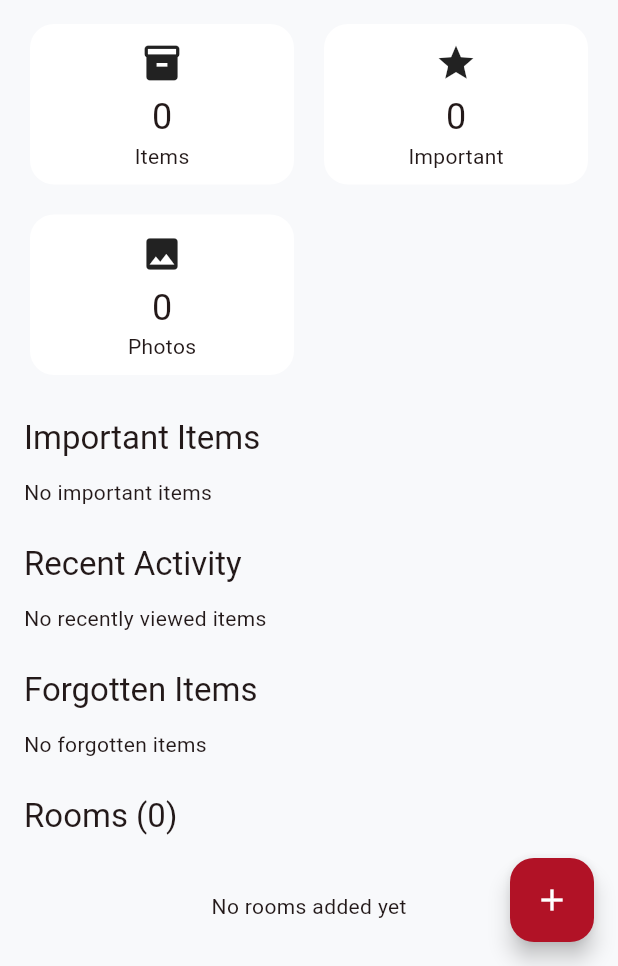
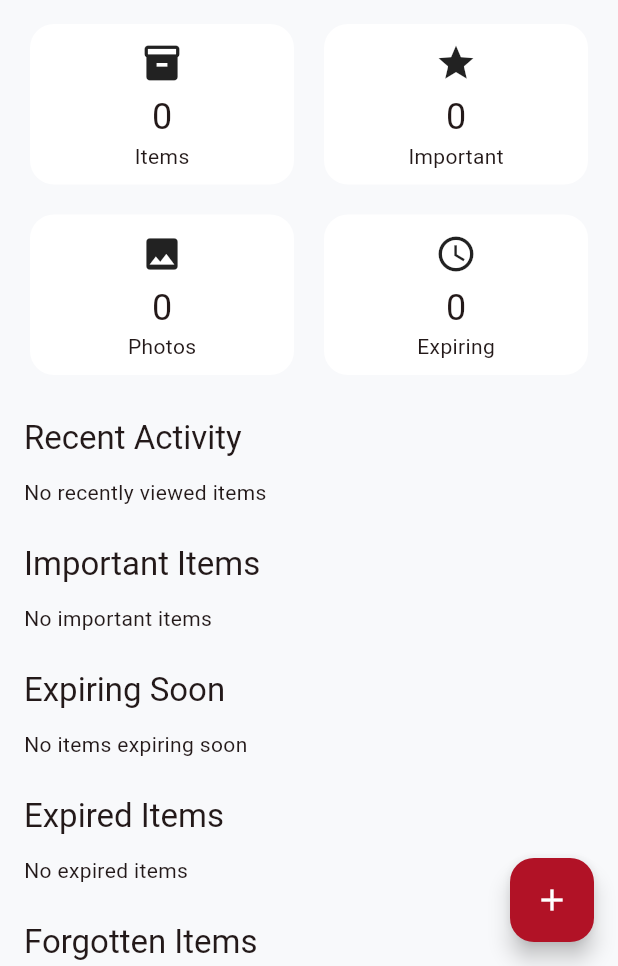
Before and after one commit to RiyoNest/find_my_stuff, a Flutter app: the screen it shows after launch, on a phone screen of 412 x 824 dp, the part 270-1236 px from its top. Run offline on Flutter 3.47's test engine with Material 3 defaults, Android fonts, the phone set to English and light mode, and no system bars; our stand-ins replace flutter_riverpod, go_router, image_picker, objectbox; generated files the repository leaves out were written again.

Commit message:
FEAT: Dashboard data

```diff
--- a/lib/features/home/presentation/pages/home_page.dart
+++ b/lib/features/home/presentation/pages/home_page.dart
@@ -66,6 +66,10 @@ class _HomePageState extends ConsumerState<HomePage> {
 
     final statsAsync = ref.watch(dashboardStatsProvider);
 
+    final expiringAsync = ref.watch(expiringItemsProvider);
+
+    final expiredAsync = ref.watch(expiredItemsProvider);
+
     return Scaffold(
       appBar: AppBar(title: Text(currentPlace.name)),
       floatingActionButton: FloatingActionButton(
@@ -123,43 +127,13 @@ class _HomePageState extends ConsumerState<HomePage> {
                       value: stats['photos'].toString(),
                       icon: Icons.photo,
                     ),
+
+                    DashboardStatCard(
+                      title: 'Expiring',
+                      value: expiringAsync.value?.length.toString() ?? '0',
+                      icon: Icons.schedule,
+                    ),
                   ],
-                );
-              },
-            ),
-
-            const SizedBox(height: 24),
-
-            Text(
-              'Important Items',
-              style: Theme.of(context).textTheme.titleLarge,
-            ),
-
-            const SizedBox(height: 12),
-
-            importantAsync.when(
-              loading: () =>
-              const CircularProgressIndicator(),
-
-              error: (_, __) =>
-              const SizedBox(),
-
-              data: (items) {
-                if (items.isEmpty) {
-                  return const Text(
-                    'No important items',
-                  );
-                }
-
-                return Column(
-                  children: items
-                      .take(5)
-                      .map(
-                        (e) => ItemActivityTile(
-                      item: e,
-                    ),
-                  )
-                      .toList(),
                 );
               },
             ),
@@ -187,6 +161,122 @@ class _HomePageState extends ConsumerState<HomePage> {
                   children: items
                       .take(5)
                       .map((e) => ItemActivityTile(item: e))
+                      .toList(),
+                );
+              },
+            ),
+
+            const SizedBox(height: 24),
+
+            Text(
+              'Important Items',
+              style: Theme.of(context).textTheme.titleLarge,
+            ),
+
+            const SizedBox(height: 12),
+
+            importantAsync.when(
+              loading: () => const CircularProgressIndicator(),
+
+              error: (_, __) => const SizedBox(),
+
+              data: (items) {
+                if (items.isEmpty) {
+                  return const Text('No important items');
+                }
+
+                return Column(
+                  children: items
+                      .take(5)
+                      .map((e) => ItemActivityTile(item: e))
+                      .toList(),
+                );
+              },
+            ),
+
+            const SizedBox(height: 24),
+
+            Text(
+              'Expiring Soon',
+              style: Theme.of(context).textTheme.titleLarge,
+            ),
+
+            const SizedBox(height: 12),
+
+            expiringAsync.when(
+              loading: () => const CircularProgressIndicator(),
+
+              error: (_, __) => const SizedBox(),
+
+              data: (items) {
+                if (items.isEmpty) {
+                  return const Text('No items expiring soon');
+                }
+
+                return Column(
+                  children: items
+                      .take(5)
+                      .map(
+                        (e) => Card(
+                          child: ListTile(
+                            leading: const Icon(
+                              Icons.schedule,
+                              color: Colors.orange,
+                            ),
+                            title: Text(e.name),
+                            subtitle: Text(
+                              'Expires: ${e.expiryDate?.day}/${e.expiryDate?.month}/${e.expiryDate?.year}',
+                            ),
+                            onTap: () {
+                              context.push('/node/${e.uuid}');
+                            },
+                          ),
+                        ),
+                      )
+                      .toList(),
+                );
+              },
+            ),
+
+            const SizedBox(height: 24),
+
+            Text(
+              'Expired Items',
+              style: Theme.of(context).textTheme.titleLarge,
+            ),
+
+            const SizedBox(height: 12),
+
+            expiredAsync.when(
+              loading: () => const CircularProgressIndicator(),
+
+              error: (_, __) => const SizedBox(),
+
+              data: (items) {
+                if (items.isEmpty) {
+                  return const Text('No expired items');
+                }
+
+                return Column(
+                  children: items
+                      .take(5)
+                      .map(
+                        (e) => Card(
+                          child: ListTile(
+                            leading: const Icon(
+                              Icons.warning,
+                              color: Colors.red,
+                            ),
+                            title: Text(e.name),
+                            subtitle: Text(
+                              'Expired: ${e.expiryDate?.day}/${e.expiryDate?.month}/${e.expiryDate?.year}',
+                            ),
+                            onTap: () {
+                              context.push('/node/${e.uuid}');
+                            },
+                          ),
+                        ),
+                      )
                       .toList(),
                 );
               },
--- a/lib/shared/providers/storage_node_providers.dart
+++ b/lib/shared/providers/storage_node_providers.dart
@@ -92,3 +92,21 @@ final importantItemsProvider = FutureProvider<List<StorageNodeEntity>>((
 
   return repo.getImportantItems();
 });
+
+final expiringItemsProvider =
+FutureProvider<List<StorageNodeEntity>>((ref) async {
+  ref.watch(storageRefreshProvider);
+
+  final repo = ref.read(storageNodeRepositoryProvider);
+
+  return repo.getExpiringItems();
+});
+
+final expiredItemsProvider =
+FutureProvider<List<StorageNodeEntity>>((ref) async {
+  ref.watch(storageRefreshProvider);
+
+  final repo = ref.read(storageNodeRepositoryProvider);
+
+  return repo.getExpiredItems();
+});
```
Also changed, not shown: lib/features/storage_tree/presentation/pages/edit_item_page.dart (+90 -92 lines), lib/features/storage_tree/presentation/pages/item_details_page.dart (+51 -1 lines), lib/objectbox-model.json (+50 -21 lines), lib/shared/entities/storage_node_entity.dart (+9 -1 lines), lib/shared/repositories/storage_node_repository.dart (+26 -0 lines), lib/objectbox.g.dart.
